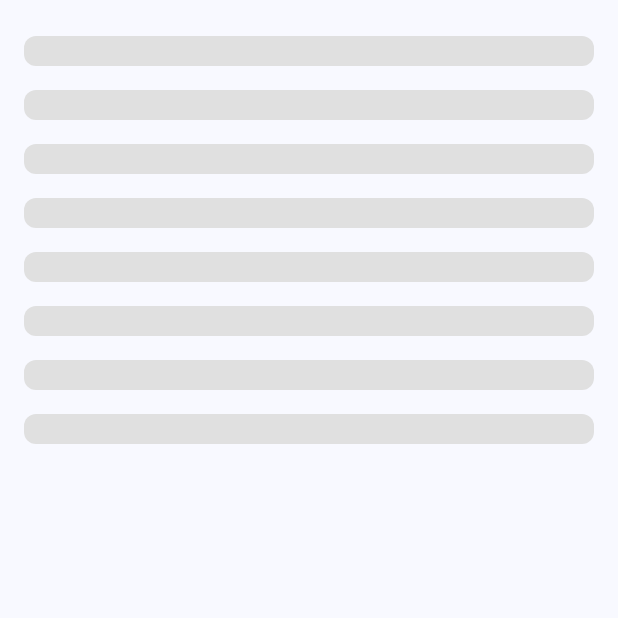
After one commit to svarovsky7/hub_mobile, a Flutter app: the LoadingSkeleton screen opened directly, on a phone screen of 412 x 824 dp, the top half of it. The commit adds this screen. Run offline on Flutter 3.47's test engine with Material 3 defaults, Android fonts, the phone set to English and light mode, and no system bars; our stand-ins replace flutter_dotenv, supabase_flutter; accounts and stored records are empty.

Commit message:
feat: improve loading UX

```diff
--- /dev/null
+++ b/lib/widgets/loading_skeleton.dart
@@ -0,0 +1,27 @@
+import 'package:flutter/material.dart';
+
+class LoadingSkeleton extends StatelessWidget {
+  const LoadingSkeleton({super.key});
+
+  @override
+  Widget build(BuildContext context) {
+    return Scaffold(
+      body: SafeArea(
+        child: ListView.builder(
+          padding: const EdgeInsets.all(16),
+          itemCount: 8,
+          itemBuilder: (context, index) => Padding(
+            padding: const EdgeInsets.symmetric(vertical: 8),
+            child: Container(
+              height: 20,
+              decoration: BoxDecoration(
+                color: Colors.grey.shade300,
+                borderRadius: BorderRadius.circular(8),
+              ),
+            ),
+          ),
+        ),
+      ),
+    );
+  }
+}
```
Also changed, not shown: lib/screens/defect_tracker_screen.dart (+10 -10 lines).
